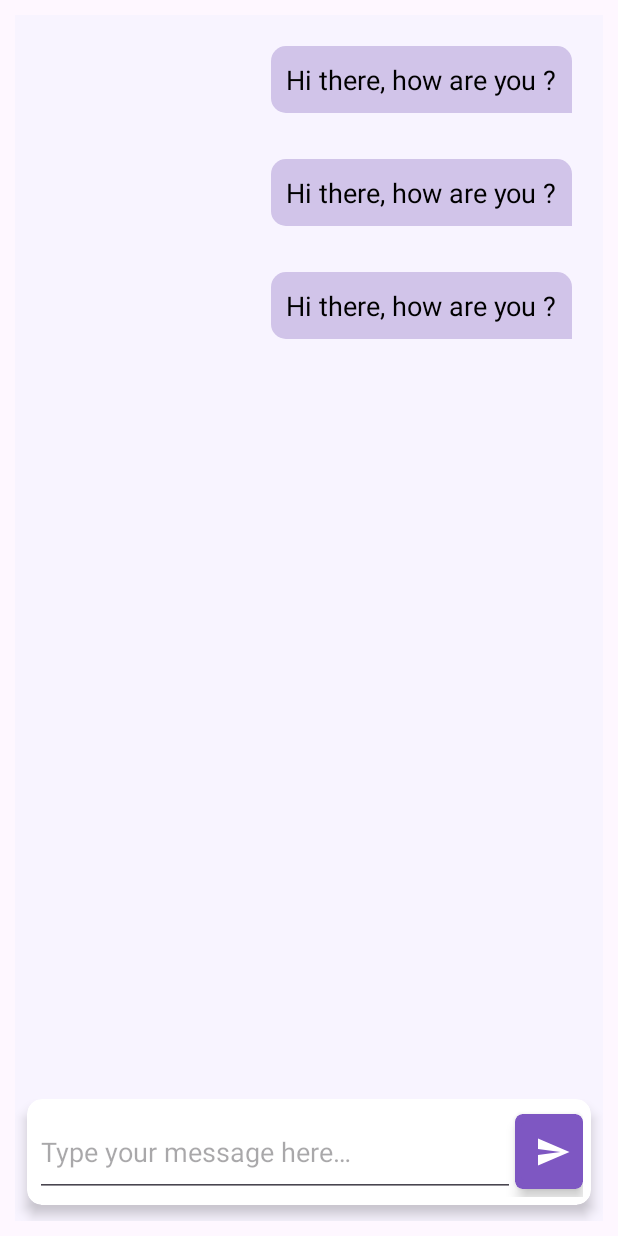
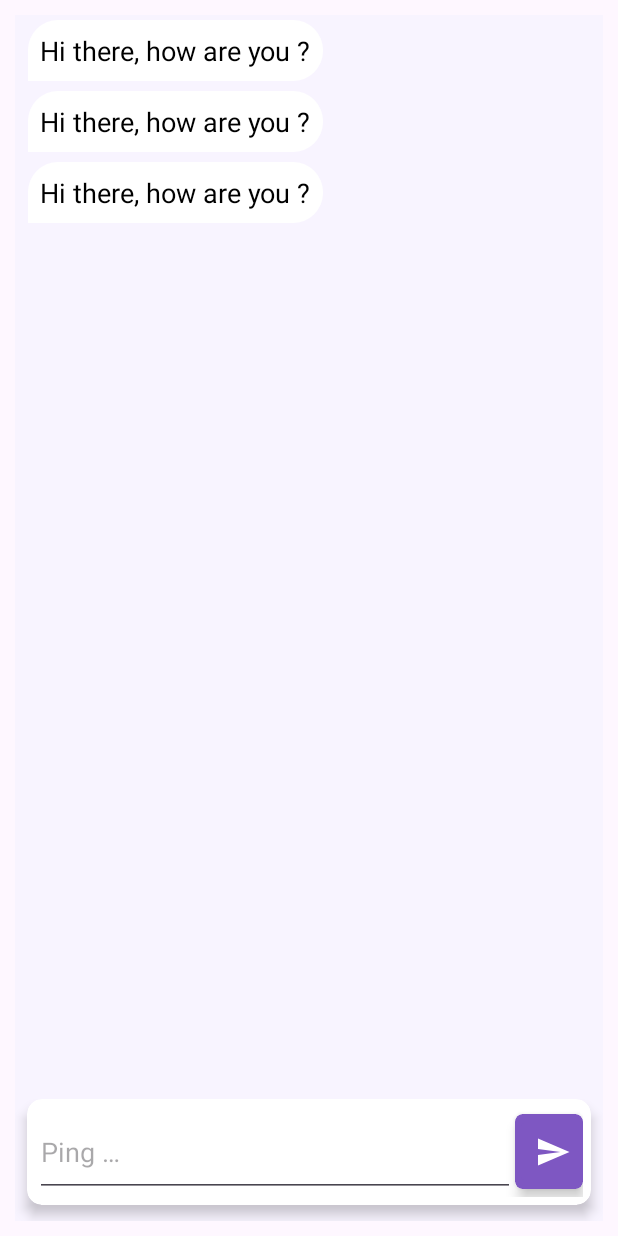
Before and after one commit to sumit1202/Ping_Now, an Android app: the layout activity_chat.xml on its own in the app's theme, with its tools: preview values and no code run, on a phone screen of 412 x 824 dp. Run offline under Robolectric (Android 15) with nearby library versions, the phone set to English and light mode, and no system bars.

Commit message:
commit 1.4.2...refined code

```diff
--- a/app/src/main/java/com/example/ping_now/ChatActivity.kt
+++ b/app/src/main/java/com/example/ping_now/ChatActivity.kt
@@ -22,6 +22,7 @@ class ChatActivity : AppCompatActivity() {
     private lateinit var receiverRoomUid: String
 
     private lateinit var list: ArrayList<MessageModel>
+    private lateinit var list1: ArrayList<UserModel>
 
     override fun onCreate(savedInstanceState: Bundle?) {
         super.onCreate(savedInstanceState)
@@ -34,6 +35,7 @@ class ChatActivity : AppCompatActivity() {
         receiverRoomUid = receiverUid + senderUid
 
         list = ArrayList()
+        list1 = ArrayList()
 
         realtimeDatabase = FirebaseDatabase.getInstance()
 
@@ -72,6 +74,8 @@ class ChatActivity : AppCompatActivity() {
                             RecyclerViewMessageAdapter(this@ChatActivity, list)
 
                     }
+                    val receiverName = intent.getStringExtra("receiverName")
+                    binding.msgBoxId.hint = "Ping " + receiverName + " .....✍( ▀̿ ̿ ‿ ▀̿ ̿  )"
                 }
 
                 override fun onCancelled(error: DatabaseError) {
@@ -79,5 +83,6 @@ class ChatActivity : AppCompatActivity() {
                 }
 
             })
+
     }
 }
--- a/app/src/main/java/com/example/ping_now/RecyclerViewChatAdapter.kt
+++ b/app/src/main/java/com/example/ping_now/RecyclerViewChatAdapter.kt
@@ -34,6 +34,8 @@ class RecyclerViewChatAdapter(var context: Context, var list: ArrayList<UserMode
         holder.itemView.setOnClickListener {
             val intent = Intent( context, ChatActivity::class.java)
             intent.putExtra("uid", user.uid)
+            //////
+            intent.putExtra("receiverName", user.name)
             context.startActivity(intent)
 
         }
--- a/app/src/main/res/drawable/received_msg_bubble.xml
+++ b/app/src/main/res/drawable/received_msg_bubble.xml
@@ -4,7 +4,7 @@
     <stroke
         android:width="0dip"
         android:color="#f0f0f0" />
-    <corners android:radius="10dip"
+    <corners android:radius="20dip"
         android:bottomLeftRadius="0dp"/>
     <padding
         android:bottom="0dip"
--- a/app/src/main/res/drawable/sent_msg_bubble.xml
+++ b/app/src/main/res/drawable/sent_msg_bubble.xml
@@ -4,7 +4,7 @@
     <stroke
         android:width="0dip"
         android:color="#f0f0f0" />
-    <corners android:radius="10dip"
+    <corners android:radius="20dip"
         android:bottomRightRadius="0dp"/>
     <padding
         android:bottom="0dip"
--- a/app/src/main/res/layout/activity_chat.xml
+++ b/app/src/main/res/layout/activity_chat.xml
@@ -14,13 +14,12 @@
         android:id="@+id/chat_recycler_view_msg_list_id"
         android:layout_width="match_parent"
         android:layout_height="0dp"
-        android:padding="5dp"
         app:layoutManager="androidx.recyclerview.widget.LinearLayoutManager"
         app:layout_constraintBottom_toTopOf="@+id/cardView"
         app:layout_constraintEnd_toEndOf="parent"
         app:layout_constraintStart_toStartOf="parent"
         app:layout_constraintTop_toTopOf="parent"
-        tools:listitem="@layout/sent_msg_item_lay" />
+        tools:listitem="@layout/received_msg_item_lay" />
 
     <androidx.cardview.widget.CardView
         android:id="@+id/cardView"
--- a/app/src/main/res/layout/chat_item_row.xml
+++ b/app/src/main/res/layout/chat_item_row.xml
@@ -3,7 +3,8 @@
     xmlns:android="http://schemas.android.com/apk/res/android"
     android:layout_width="match_parent"
     android:layout_height="wrap_content"
-    android:padding="10dp">
+    android:padding="10dp"
+    android:background="#EDE7F6">
 
     <ImageView
         android:id="@+id/profile_thumbnail_id"
--- a/app/src/main/res/layout/fragment_chats.xml
+++ b/app/src/main/res/layout/fragment_chats.xml
@@ -3,6 +3,7 @@
     xmlns:tools="http://schemas.android.com/tools"
     android:layout_width="match_parent"
     android:layout_height="match_parent"
+    android:background="#EDE7F6"
     xmlns:app="http://schemas.android.com/apk/res-auto"
     tools:context=".ChatsFragment">
 
--- a/app/src/main/res/layout/received_msg_item_lay.xml
+++ b/app/src/main/res/layout/received_msg_item_lay.xml
@@ -2,8 +2,10 @@
 <androidx.constraintlayout.widget.ConstraintLayout
     xmlns:android="http://schemas.android.com/apk/res/android"
     xmlns:app="http://schemas.android.com/apk/res-auto"
+    xmlns:tools="http://schemas.android.com/tools"
     android:layout_width="match_parent"
-    android:padding="15dp"
+    android:layout_marginLeft="5dp"
+    android:padding="3dp"
     android:layout_height="wrap_content">
 
     <TextView
@@ -11,11 +13,11 @@
         android:layout_width="wrap_content"
         android:layout_height="wrap_content"
         android:background="@drawable/received_msg_bubble"
-        android:padding="10dp"
+        android:padding="8dp"
         android:text="Hi there, how are you ?"
         android:textColor="#000"
         android:textSize="18sp"
-        app:layout_constraintStart_toStartOf="parent"
-        app:layout_constraintTop_toTopOf="parent" />
+        app:layout_constraintBottom_toBottomOf="parent"
+        app:layout_constraintStart_toStartOf="parent" />
 
 </androidx.constraintlayout.widget.ConstraintLayout>
--- a/app/src/main/res/layout/sent_msg_item_lay.xml
+++ b/app/src/main/res/layout/sent_msg_item_lay.xml
@@ -2,8 +2,10 @@
 <androidx.constraintlayout.widget.ConstraintLayout
     xmlns:android="http://schemas.android.com/apk/res/android"
     xmlns:app="http://schemas.android.com/apk/res-auto"
+    xmlns:tools="http://schemas.android.com/tools"
     android:layout_width="match_parent"
-    android:padding="15dp"
+    android:layout_marginRight="5dp"
+    android:padding="3dp"
     android:layout_height="wrap_content">
 
     <TextView
@@ -11,11 +13,11 @@
         android:layout_width="wrap_content"
         android:layout_height="wrap_content"
         android:background="@drawable/sent_msg_bubble"
-        android:padding="10dp"
+        android:padding="8dp"
         android:text="Hi there, how are you ?"
+        android:textColor="#000"
         android:textSize="18sp"
-        android:textColor="#000"
-        app:layout_constraintEnd_toEndOf="parent"
-        app:layout_constraintTop_toTopOf="parent" />
+        app:layout_constraintBottom_toBottomOf="parent"
+        app:layout_constraintEnd_toEndOf="parent" />
 
 </androidx.constraintlayout.widget.ConstraintLayout>
--- a/app/src/main/res/values/strings.xml
+++ b/app/src/main/res/values/strings.xml
@@ -23,5 +23,5 @@
     <string name="edit_your_profile_picture">Edit your profile picture</string>
     <string name="profile_picture">Profile Picture</string>
     <string name="ping_now_status">Ping Now :)</string>
-    <string name="type_your_message_here">Type your message here…</string>
+    <string name="type_your_message_here">Ping …</string>
 </resources>
```
